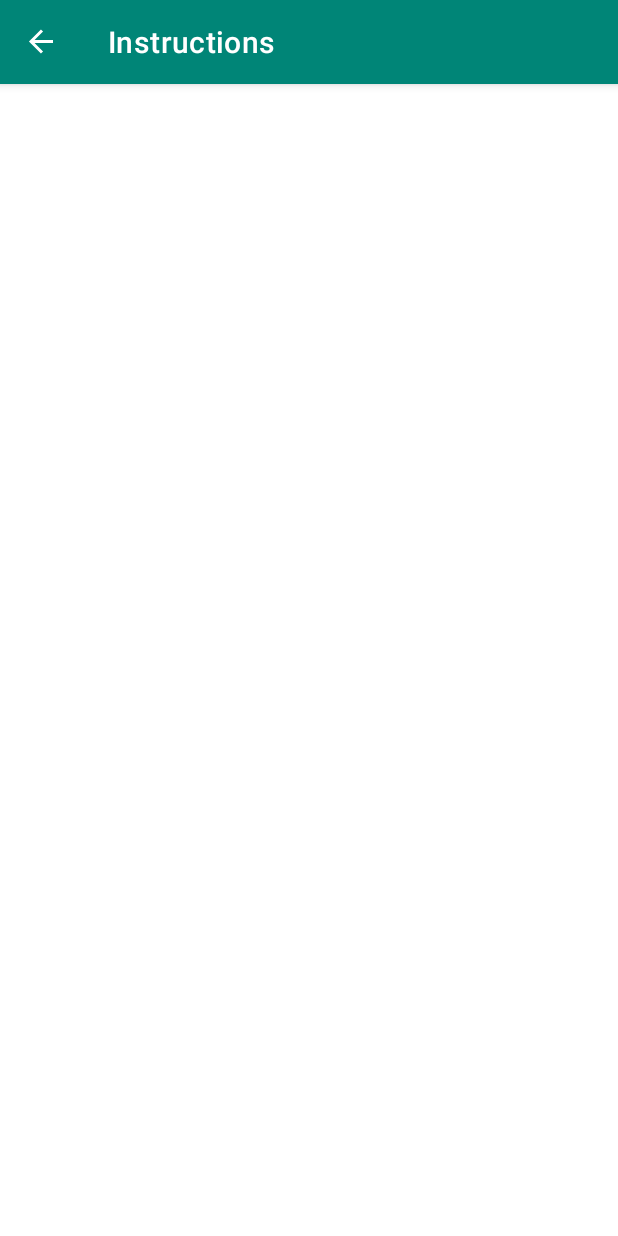
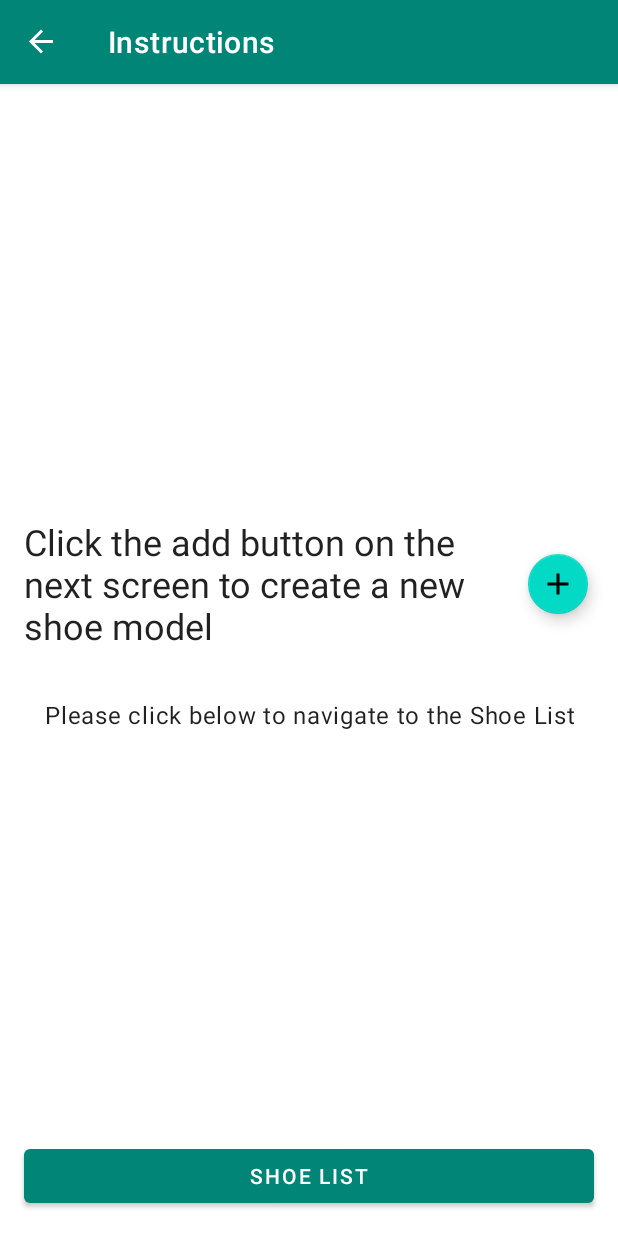
Before and after one commit to matheus-miranda/Shoe-Store, an Android app: the InstructionsFragment screen opened through its navigation route, on a phone screen of 412 x 824 dp. Run offline under Robolectric (Android 15) with nearby library versions, the light colour scheme and no system bars; our stand-ins replace data binding, navigation-ui.

Commit message:
Create Instructions screen layout

```diff
--- /dev/null
+++ b/app/src/main/res/drawable/ic_add.xml
@@ -0,0 +1,5 @@
+<vector android:height="24dp" android:tint="#FFFFFF"
+    android:viewportHeight="24" android:viewportWidth="24"
+    android:width="24dp" xmlns:android="http://schemas.android.com/apk/res/android">
+    <path android:fillColor="@android:color/white" android:pathData="M19,13h-6v6h-2v-6H5v-2h6V5h2v6h6v2z"/>
+</vector>
--- a/app/src/main/res/layout/fragment_instructions.xml
+++ b/app/src/main/res/layout/fragment_instructions.xml
@@ -1,5 +1,6 @@
 <?xml version="1.0" encoding="utf-8"?>
 <layout xmlns:android="http://schemas.android.com/apk/res/android"
+    xmlns:app="http://schemas.android.com/apk/res-auto"
     xmlns:tools="http://schemas.android.com/tools">
 
     <androidx.constraintlayout.widget.ConstraintLayout
@@ -7,6 +8,56 @@
         android:layout_height="match_parent"
         tools:context=".ui.InstructionsFragment">
 
+        <com.google.android.material.textview.MaterialTextView
+            android:id="@+id/tv_add"
+            style="@style/TextAppearance.MaterialComponents.Headline5"
+            android:layout_width="0dp"
+            android:layout_height="wrap_content"
+            android:layout_margin="@dimen/layout_spacing"
+            android:text="@string/instructions_add"
+            app:layout_constraintBottom_toTopOf="@+id/tv_next"
+            app:layout_constraintEnd_toStartOf="@+id/fab_add"
+            app:layout_constraintHorizontal_bias="0.5"
+            app:layout_constraintStart_toStartOf="parent"
+            app:layout_constraintTop_toTopOf="parent"
+            app:layout_constraintVertical_chainStyle="packed" />
+
+        <com.google.android.material.floatingactionbutton.FloatingActionButton
+            android:id="@+id/fab_add"
+            android:layout_width="wrap_content"
+            android:layout_height="wrap_content"
+            android:layout_marginEnd="@dimen/layout_spacing"
+            android:contentDescription="@string/add_button"
+            android:src="@drawable/ic_add"
+            app:fabSize="mini"
+            app:layout_constraintBottom_toBottomOf="@id/tv_add"
+            app:layout_constraintEnd_toEndOf="parent"
+            app:layout_constraintStart_toEndOf="@+id/tv_add"
+            app:layout_constraintTop_toTopOf="@id/tv_add" />
+
+        <com.google.android.material.textview.MaterialTextView
+            android:id="@+id/tv_next"
+            style="@style/TextAppearance.MaterialComponents.Body1"
+            android:layout_width="0dp"
+            android:layout_height="wrap_content"
+            android:layout_marginTop="@dimen/layout_spacing"
+            android:gravity="center"
+            android:text="@string/navigate_shoe_list"
+            app:layout_constraintBottom_toTopOf="@id/btn_next"
+            app:layout_constraintEnd_toEndOf="@id/fab_add"
+            app:layout_constraintStart_toStartOf="@id/tv_add"
+            app:layout_constraintTop_toBottomOf="@+id/tv_add" />
+
+        <com.google.android.material.button.MaterialButton
+            android:id="@+id/btn_next"
+            android:layout_width="0dp"
+            android:layout_height="wrap_content"
+            android:layout_margin="@dimen/layout_spacing"
+            android:text="@string/shoe_list"
+            app:layout_constraintBottom_toBottomOf="parent"
+            app:layout_constraintEnd_toEndOf="parent"
+            app:layout_constraintStart_toStartOf="parent" />
+
 
     </androidx.constraintlayout.widget.ConstraintLayout>
 </layout>
--- a/app/src/main/res/layout/fragment_welcome.xml
+++ b/app/src/main/res/layout/fragment_welcome.xml
@@ -41,12 +41,12 @@
             android:id="@+id/btn_instructions"
             android:layout_width="0dp"
             android:layout_height="wrap_content"
+            android:layout_margin="@dimen/layout_spacing"
             android:layout_marginTop="@dimen/layout_double_spacing"
             android:text="@string/instructions"
             app:layout_constraintBottom_toBottomOf="parent"
-            app:layout_constraintEnd_toEndOf="@id/tv_instructions"
-            app:layout_constraintStart_toStartOf="@id/tv_instructions"
-            app:layout_constraintTop_toBottomOf="@+id/tv_instructions" />
+            app:layout_constraintEnd_toEndOf="parent"
+            app:layout_constraintStart_toStartOf="parent" />
 
     </androidx.constraintlayout.widget.ConstraintLayout>
 </layout>
--- a/app/src/main/res/values/strings.xml
+++ b/app/src/main/res/values/strings.xml
@@ -8,4 +8,8 @@
     <string name="welcome_user">Welcome, %s!</string>
     <string name="navigate_instructions">Please click below and navigate to the instructions screen</string>
     <string name="instructions">Instructions</string>
+    <string name="shoe_list">Shoe List</string>
+    <string name="navigate_shoe_list">Please click below to navigate to the Shoe List</string>
+    <string name="instructions_add">Click the add button on the next screen to create a new shoe model</string>
+    <string name="add_button">Add button</string>
 </resources>
```
